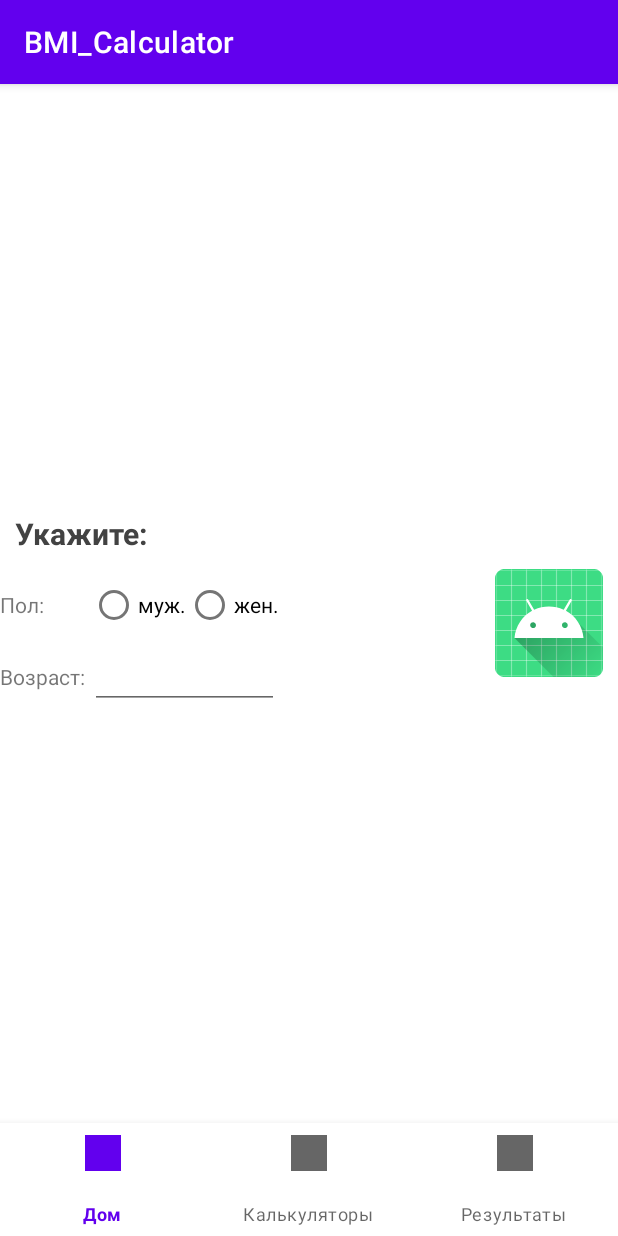
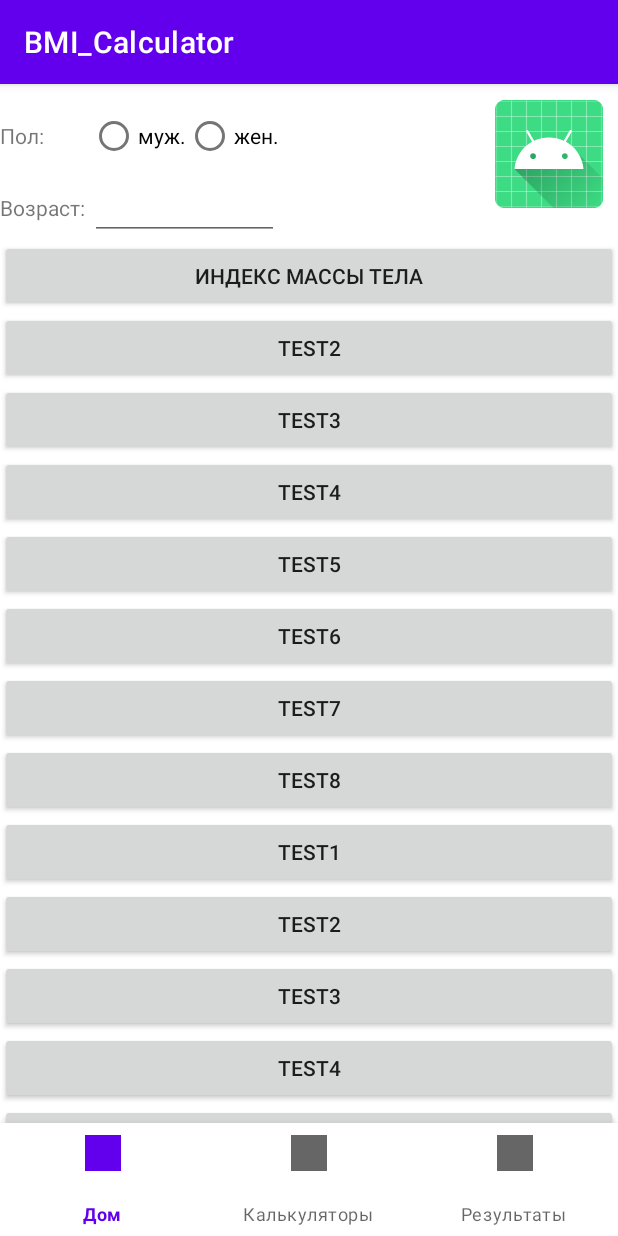
Before and after one commit to wellWINeo/BMI_Calculator, an Android app: the fragment CalculatorsListFragment placed in its activity, on a phone screen of 412 x 824 dp. Run offline under Robolectric (Android 15) with nearby library versions, the phone set to English and light mode, and no system bars.

Commit message:
add runtime buttons to calculators tab

```diff
--- a/app/src/main/AndroidManifest.xml
+++ b/app/src/main/AndroidManifest.xml
@@ -9,6 +9,9 @@
         android:roundIcon="@mipmap/ic_launcher_round"
         android:supportsRtl="true"
         android:theme="@style/Theme.BMI_Calculator">
+        <activity
+            android:name=".CalculateActivity"
+            android:exported="false" />
         <activity
             android:name=".Startup"
             android:exported="false" />
--- a/app/src/main/java/com/github/wellwineo/bmi_calculator/CalculatorsListFragment.java
+++ b/app/src/main/java/com/github/wellwineo/bmi_calculator/CalculatorsListFragment.java
@@ -1,12 +1,19 @@
 package com.github.wellwineo.bmi_calculator;
 
+import android.content.Context;
+import android.content.Intent;
 import android.os.Bundle;
 
+import androidx.annotation.NonNull;
+import androidx.annotation.Nullable;
 import androidx.fragment.app.Fragment;
 
 import android.view.LayoutInflater;
 import android.view.View;
 import android.view.ViewGroup;
+import android.widget.Button;
+import android.widget.LinearLayout;
+import android.widget.ListView;
 
 /**
  * A simple {@link Fragment} subclass.
@@ -15,44 +22,99 @@ import android.view.ViewGroup;
  */
 public class CalculatorsListFragment extends Fragment {
 
-    // TODO: Rename parameter arguments, choose names that match
-    // the fragment initialization parameters, e.g. ARG_ITEM_NUMBER
-    private static final String ARG_PARAM1 = "param1";
-    private static final String ARG_PARAM2 = "param2";
+    LinearLayout llButtons;
+    Context context;
 
-    // TODO: Rename and change types of parameters
-    private String mParam1;
-    private String mParam2;
-
-    public CalculatorsListFragment() {
-        // Required empty public constructor
-    }
+    public CalculatorsListFragment() { }
 
     /**
      * Use this factory method to create a new instance of
      * this fragment using the provided parameters.
-     *
-     * @param param1 Parameter 1.
-     * @param param2 Parameter 2.
      * @return A new instance of fragment CalculatorsListFragment.
      */
     // TODO: Rename and change types and number of parameters
-    public static CalculatorsListFragment newInstance(String param1, String param2) {
-        CalculatorsListFragment fragment = new CalculatorsListFragment();
-        Bundle args = new Bundle();
-        args.putString(ARG_PARAM1, param1);
-        args.putString(ARG_PARAM2, param2);
-        fragment.setArguments(args);
-        return fragment;
+    public static CalculatorsListFragment newInstance() {
+        return new CalculatorsListFragment();
     }
 
     @Override
     public void onCreate(Bundle savedInstanceState) {
         super.onCreate(savedInstanceState);
-        if (getArguments() != null) {
-            mParam1 = getArguments().getString(ARG_PARAM1);
-            mParam2 = getArguments().getString(ARG_PARAM2);
+        context = getActivity();
+    }
+
+    @Override
+    public void onStart() {
+        super.onStart();
+        fillListViewButtons();
+    }
+
+    // wrapper class for button
+    private static class customButton {
+        private String text;
+        private Class<?> cls;
+
+        public customButton(String text, Class<?> cls){
+            this.text = text;
+            this.cls = cls;
         }
+
+        public String getText() {
+            return text;
+        }
+
+        public void setText(String text) {
+            this.text = text;
+        }
+
+        public Class<?> getCls() {
+            return cls;
+        }
+
+        public void setCls(Class<?> cls) {
+            this.cls = cls;
+        }
+    }
+
+    private void fillListViewButtons(){
+        // TODO fill with real data
+        // calculator routing
+        customButton[] buttons = new customButton[]{
+                new customButton("Индекс массы тела", MainActivity.class),
+                new customButton("test2", MainActivity.class),
+                new customButton("test3", MainActivity.class),
+                new customButton("test4", MainActivity.class),
+                new customButton("test5", MainActivity.class),
+                new customButton("test6", MainActivity.class),
+                new customButton("test7", MainActivity.class),
+                new customButton("test8", MainActivity.class),
+                new customButton("test1", MainActivity.class),
+                new customButton("test2", MainActivity.class),
+                new customButton("test3", MainActivity.class),
+                new customButton("test4", MainActivity.class),
+                new customButton("test5", MainActivity.class),
+                new customButton("test6", MainActivity.class),
+                new customButton("test7", MainActivity.class),
+                new customButton("test8", MainActivity.class)
+        };
+
+        for(customButton customBtn : buttons){
+            Button btn = new Button(context);
+            btn.setText(customBtn.text);
+            btn.setOnClickListener(view -> {
+                Intent intent = new Intent(context, customBtn.getCls());
+                startActivity(intent);
+            });
+
+            llButtons.addView(btn);
+        }
+
+    }
+
+    @Override
+    public void onViewCreated(@NonNull View view, @Nullable Bundle savedInstanceState) {
+        super.onViewCreated(view, savedInstanceState);
+        llButtons = view.findViewById(R.id.llButtons);
     }
 
     @Override
--- a/app/src/main/res/layout/calculators_list_fragment.xml
+++ b/app/src/main/res/layout/calculators_list_fragment.xml
@@ -55,6 +55,7 @@
                 <TextView android:text="Возраст: " />
                 <EditText
                     android:id="@+id/etAge"
+
                     android:inputType="numberSigned" />
             </TableRow>
         </TableLayout>
@@ -72,8 +73,19 @@
             />
     </LinearLayout>
 
-
-
-
+    <ScrollView
+        android:id="@+id/lvButtons"
+        android:layout_width="match_parent"
+        android:layout_height="wrap_content"
+        app:layout_constraintTop_toBottomOf="@id/llData"
+        app:layout_constraintStart_toStartOf="parent"
+        app:layout_constraintEnd_toEndOf="parent">
+        <LinearLayout
+            android:id="@+id/llButtons"
+            android:layout_width="match_parent"
+            android:layout_height="wrap_content"
+            android:orientation="vertical">
+        </LinearLayout>
+    </ScrollView>
 
 </androidx.constraintlayout.widget.ConstraintLayout>
```
Also changed, not shown: app/src/main/java/com/github/wellwineo/bmi_calculator/CalculateActivity.java (added, +14 -0 lines), app/src/main/res/layout/activity_calculate.xml (added, +42 -0 lines), app/src/main/res/values/strings.xml (+10 -0 lines).
